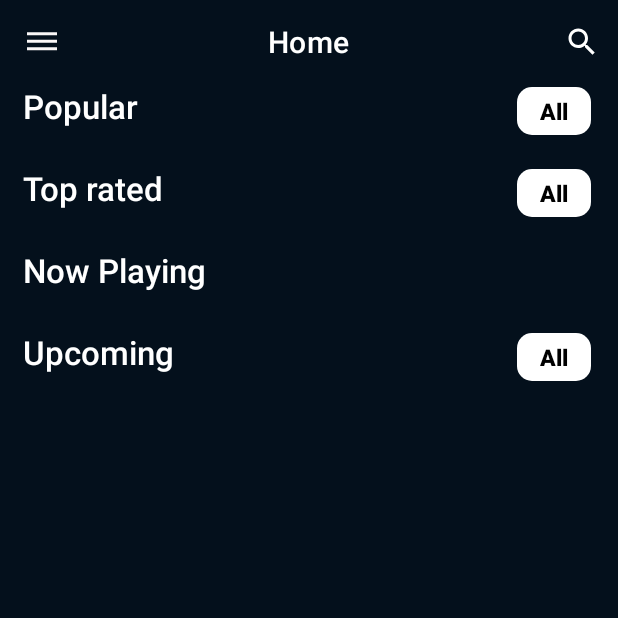
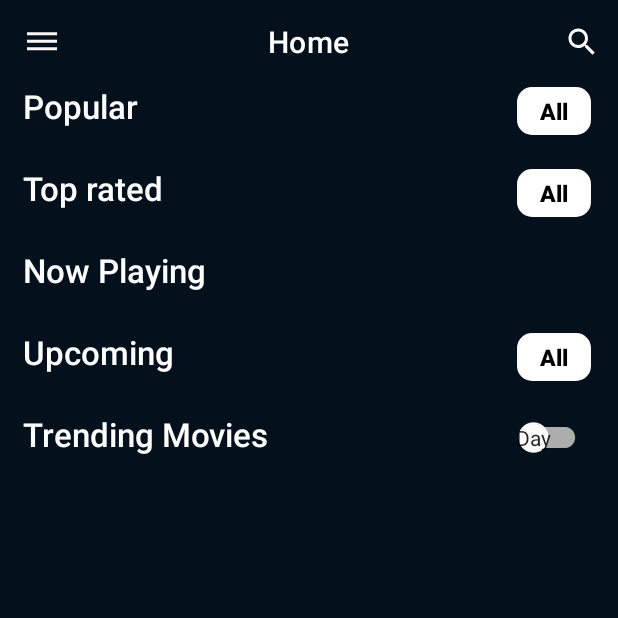
Before and after one commit to Tarush27/TMDB, an Android app: the screen it shows after launch (HomeScreenActivity), on a phone screen of 412 x 824 dp, the top half of it. Run offline under Robolectric (Android 15) with nearby library versions, the phone set to English and light mode, and no system bars; pictures from the network do not load.

Commit message:
trending movies day and week functionality still in progress.

```diff
--- /dev/null
+++ b/app/src/main/java/com/example/tmdb/TimeWindow.kt
@@ -0,0 +1,10 @@
+package com.example.tmdb
+
+enum class TimeWindow {
+    DAY, WEEK
+}
+
+fun TimeWindow.stringAbc() = when(this){
+    TimeWindow.DAY -> "day"
+    TimeWindow.WEEK -> "week"
+}
--- a/app/src/main/java/com/example/tmdb/networking/PopularMoviesService.kt
+++ b/app/src/main/java/com/example/tmdb/networking/PopularMoviesService.kt
@@ -1,18 +1,25 @@
 package com.example.tmdb.networking
 
 import com.example.tmdb.model.PopularMoviesResponse
+import com.example.tmdb.repository.PopularMoviesRepository
 import retrofit2.Call
 import retrofit2.http.GET
+import retrofit2.http.Path
 import retrofit2.http.Query
 
 interface PopularMoviesService {
-    @GET("popular?api_key=1f590be8f881ebce14b4088e08124d84")
+    @GET("movie/popular?api_key=1f590be8f881ebce14b4088e08124d84")
     fun getPopularMoviesResponse(
     ): Call<PopularMoviesResponse>
 
-    @GET("top_rated?api_key=1f590be8f881ebce14b4088e08124d84")
+    @GET("movie/top_rated?api_key=1f590be8f881ebce14b4088e08124d84")
     fun getTopRatedMoviesResponse(): Call<PopularMoviesResponse>
 
-    @GET("upcoming?api_key=1f590be8f881ebce14b4088e08124d84")
+    @GET("movie/upcoming?api_key=1f590be8f881ebce14b4088e08124d84")
     fun getUpcomingMoviesResponse(): Call<PopularMoviesResponse>
+
+    @GET("trending/movie/{time_window}?api_key=1f590be8f881ebce14b4088e08124d84")
+    fun getTrendingMoviesResponse(@Path("time_window") time_window: String ): Call<PopularMoviesResponse>
+
+
 }
--- a/app/src/main/java/com/example/tmdb/networking/RetrofitClient.kt
+++ b/app/src/main/java/com/example/tmdb/networking/RetrofitClient.kt
@@ -6,7 +6,7 @@ import retrofit2.converter.gson.GsonConverterFactory
 object RetrofitClient {
     val retrofit = Retrofit.Builder()
         .client(OkHttpLoginInterceptor.okHttpClient)
-        .baseUrl("https://api.themoviedb.org/3/movie/")
+        .baseUrl("https://api.themoviedb.org/3/")
         .addConverterFactory(GsonConverterFactory.create())
         .build()
 
--- a/app/src/main/java/com/example/tmdb/repository/PopularMoviesRepository.kt
+++ b/app/src/main/java/com/example/tmdb/repository/PopularMoviesRepository.kt
@@ -3,8 +3,10 @@ package com.example.tmdb.repository
 import android.util.Log
 import androidx.lifecycle.LiveData
 import androidx.lifecycle.MutableLiveData
+import com.example.tmdb.TimeWindow
 import com.example.tmdb.model.PopularMoviesResponse
 import com.example.tmdb.networking.PopularMoviesService
+import com.example.tmdb.stringAbc
 import retrofit2.Call
 import retrofit2.Callback
 import retrofit2.Response
@@ -18,6 +20,9 @@ class PopularMoviesRepository(private val popularMoviesService: PopularMoviesSer
 
     private val _upComingMoviesResponse = MutableLiveData<PopularMoviesResponse>()
     val upComingMoviesResponse: LiveData<PopularMoviesResponse> = _upComingMoviesResponse
+
+    private val _trendingMoviesResponse = MutableLiveData<PopularMoviesResponse>()
+    val trendingMoviesResponse: LiveData<PopularMoviesResponse> = _trendingMoviesResponse
     fun getPopularMovies() {
         val response: Call<PopularMoviesResponse> = popularMoviesService.getPopularMoviesResponse()
         response.enqueue(object : Callback<PopularMoviesResponse> {
@@ -71,4 +76,26 @@ class PopularMoviesRepository(private val popularMoviesService: PopularMoviesSer
 
         })
     }
+
+
+
+    fun getTrendingMovies(type: String) {
+
+        val response: Call<PopularMoviesResponse> =
+            popularMoviesService.getTrendingMoviesResponse(type)
+        response.enqueue(object : Callback<PopularMoviesResponse> {
+            override fun onResponse(
+                call: Call<PopularMoviesResponse>,
+                response: Response<PopularMoviesResponse>
+            ) {
+                _trendingMoviesResponse.value = response.body()
+                Log.d("trendingMovies", "trendingMovies : $response")
+            }
+
+            override fun onFailure(call: Call<PopularMoviesResponse>, t: Throwable) {
+                Log.d("repo", t.message.toString())
+            }
+
+        })
+    }
 }
--- a/app/src/main/java/com/example/tmdb/ui/HomeScreenActivity.kt
+++ b/app/src/main/java/com/example/tmdb/ui/HomeScreenActivity.kt
@@ -8,6 +8,7 @@ import androidx.recyclerview.widget.LinearLayoutManager
 import com.example.tmdb.R
 import com.example.tmdb.adapter.PopularMoviesAdapter
 import com.example.tmdb.adapter.TopRatedMoviesAdapter
+import com.example.tmdb.adapter.TrendingMoviesAdapter
 import com.example.tmdb.adapter.UpcomingMoviesAdapter
 import com.example.tmdb.databinding.HomeScreenActivityBinding
 import com.example.tmdb.networking.PopularMoviesService
@@ -22,6 +23,7 @@ class HomeScreenActivity : BaseThemeActivity() {
     private var popularMoviesAdapter = PopularMoviesAdapter()
     private var topRatedMoviesAdapter = TopRatedMoviesAdapter()
     private var upComingMoviesAdapter = UpcomingMoviesAdapter()
+    private var trendingMoviesAdapter = TrendingMoviesAdapter()
     override fun onCreate(savedInstanceState: Bundle?) {
         super.onCreate(savedInstanceState)
         binding = HomeScreenActivityBinding.inflate(layoutInflater)
@@ -41,6 +43,7 @@ class HomeScreenActivity : BaseThemeActivity() {
         setupPopularMoviesRv()
         setupTopRatedMoviesRv()
         setupUpcomingMoviesRv()
+        setupTrendingMoviesDayWeekRv()
 
         popularMoviesViewModel.getPopularMoviesResponse.observe(this) { response ->
             val popularMovies = response.popularMovies
@@ -61,6 +64,30 @@ class HomeScreenActivity : BaseThemeActivity() {
 
         }
 
+        popularMoviesViewModel.getTrendingMovies.observe(this) { response ->
+            val trendingMovies = response.popularMovies
+            Log.d("HSAtrending", "trendingMovies:$trendingMovies")
+            trendingMoviesAdapter.updateTrendingMoviesList(trendingMovies)
+
+        }
+
+
+        popularMoviesViewModel.getTrendingMovies(false)
+
+        binding.trendingMoviesDayWeekSwitch.setOnCheckedChangeListener { buttonView, isChecked ->
+            if (isChecked) {
+                binding.trendingMoviesDayWeekSwitch.textOn = "Week"
+                popularMoviesViewModel.getTrendingMovies(true)
+                popularMoviesViewModel.getTrendingMovies.observe(this) {
+                    trendingMoviesAdapter.updateTrendingMoviesList(it.popularMovies)
+                }
+            } else {
+                popularMoviesViewModel.getTrendingMovies(false)
+                popularMoviesViewModel.getTrendingMovies.observe(this) {
+                    trendingMoviesAdapter.updateTrendingMoviesList(it.popularMovies)
+                }
+            }
+        }
 
         popularMoviesViewModel.getTopRatedMovies()
         popularMoviesViewModel.getPopularMovies()
@@ -97,4 +124,15 @@ class HomeScreenActivity : BaseThemeActivity() {
 
         binding.upcomingMoviesHorizontalRv.adapter = upComingMoviesAdapter
     }
+
+    private fun setupTrendingMoviesDayWeekRv() {
+        trendingMoviesAdapter = TrendingMoviesAdapter()
+        binding.trendingMoviesHorizontalRv.layoutManager = LinearLayoutManager(
+            this,
+            LinearLayoutManager.HORIZONTAL,
+            false
+        )
+
+        binding.trendingMoviesHorizontalRv.adapter = trendingMoviesAdapter
+    }
 }
--- a/app/src/main/java/com/example/tmdb/viewModel/PopularMoviesViewModel.kt
+++ b/app/src/main/java/com/example/tmdb/viewModel/PopularMoviesViewModel.kt
@@ -2,11 +2,14 @@ package com.example.tmdb.viewModel
 
 import androidx.lifecycle.ViewModel
 import androidx.lifecycle.viewModelScope
+import com.example.tmdb.TimeWindow
 import com.example.tmdb.repository.PopularMoviesRepository
+import com.example.tmdb.stringAbc
 import kotlinx.coroutines.launch
 
 class PopularMoviesViewModel(private val popularMoviesRepository: PopularMoviesRepository) :
     ViewModel() {
+
     fun getPopularMovies() = popularMoviesRepository.getPopularMovies()
     val getPopularMoviesResponse = popularMoviesRepository.popularMoviesResponse
 
@@ -15,4 +18,17 @@ class PopularMoviesViewModel(private val popularMoviesRepository: PopularMoviesR
 
     fun getUpComingMovies() = popularMoviesRepository.getUpcomingMovies()
     val getUpComingMovies = popularMoviesRepository.upComingMoviesResponse
+
+
+    fun getTrendingMovies(isDayOrWeek: Boolean) {
+        popularMoviesRepository.getTrendingMovies(
+            (if (isDayOrWeek)
+                TimeWindow.WEEK
+            else TimeWindow.DAY)
+                .stringAbc()
+        )
+    }
+    //  popularMoviesRepository.getTrendingMovies()
+
+    val getTrendingMovies = popularMoviesRepository.trendingMoviesResponse
 }
--- a/app/src/main/res/layout/home_screen_activity.xml
+++ b/app/src/main/res/layout/home_screen_activity.xml
@@ -209,6 +209,54 @@
                             tools:layoutManager="androidx.recyclerview.widget.LinearLayoutManager"
                             tools:listitem="@layout/home_screen_upcoming_movies_section_item" />
 
+                        <androidx.constraintlayout.widget.ConstraintLayout
+                            android:layout_width="match_parent"
+                            android:layout_height="wrap_content"
+                            android:layout_marginTop="10dp"
+                            app:layout_constraintBottom_toBottomOf="parent"
+                            app:layout_constraintLeft_toLeftOf="parent"
+                            app:layout_constraintRight_toRightOf="parent"
+                            app:layout_constraintTop_toBottomOf="@id/upcoming_movies_horizontal_rv">
+
+                            <TextView
+                                android:id="@+id/trending_movies_tv"
+                                android:layout_width="wrap_content"
+                                android:layout_height="wrap_content"
+                                android:layout_marginStart="15dp"
+                                android:fontFamily="sans-serif-medium"
+                                android:text="@string/trending_movies_text"
+                                android:textColor="@color/white"
+                                android:textSize="22sp"
+                                app:layout_constraintLeft_toLeftOf="parent"
+                                app:layout_constraintTop_toTopOf="parent" />
+
+                            <com.google.android.material.switchmaterial.SwitchMaterial
+                                android:id="@+id/trending_movies_day_week_switch"
+                                android:layout_width="wrap_content"
+                                android:layout_height="30dp"
+                                android:layout_marginTop="2dp"
+                                android:layout_marginEnd="18dp"
+                                android:checked="false"
+                                android:textOff="@string/day"
+                                app:layout_constraintEnd_toEndOf="parent"
+                                app:layout_constraintTop_toTopOf="parent"
+                                app:showText="true" />
+
+                            <androidx.recyclerview.widget.RecyclerView
+                                android:id="@+id/trending_movies_horizontal_rv"
+                                android:layout_width="match_parent"
+                                android:layout_height="wrap_content"
+                                android:layout_margin="15dp"
+                                android:orientation="horizontal"
+                                app:layout_constraintLeft_toLeftOf="parent"
+                                app:layout_constraintRight_toRightOf="parent"
+                                app:layout_constraintTop_toBottomOf="@id/trending_movies_tv"
+                                tools:itemCount="2"
+                                tools:layoutManager="androidx.recyclerview.widget.LinearLayoutManager"
+                                tools:listitem="@layout/single_trending_movie_day_week" />
+
+                        </androidx.constraintlayout.widget.ConstraintLayout>
+
                     </androidx.constraintlayout.widget.ConstraintLayout>
 
                 </androidx.constraintlayout.widget.ConstraintLayout>
--- a/app/src/main/res/values/strings.xml
+++ b/app/src/main/res/values/strings.xml
@@ -6,7 +6,9 @@
     <string name="home_screen_top_rated_text">Top rated</string>
     <string name="now_playing_movies_text">Now Playing</string>
     <string name="upcoming_movies_text">Upcoming</string>
+    <string name="trending_movies_text">Trending Movies</string>
     <string name="all_popular_movies_txt">All</string>
     <string name="popular_movie_image">Popular Movie Image</string>
     <string name="image">popular_movie_image\n</string>
+    <string name="day">Day</string>
 </resources>
```
Also changed, not shown: app/src/main/java/com/example/tmdb/adapter/TrendingMoviesAdapter.kt (added, +50 -0 lines), app/src/main/res/layout/single_trending_movie_day_week.xml (added, +44 -0 lines), app/src/main/res/drawable/trending.jpg (added).
